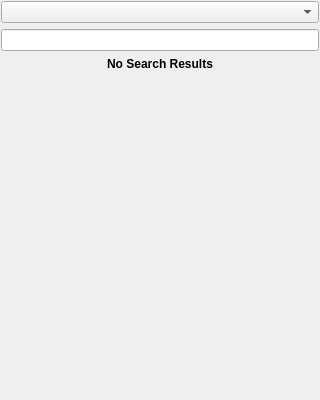
This is src/searchwidget_base.ui in KDE/choqok as Qt 5 draws it before an edit. The edited form follows.
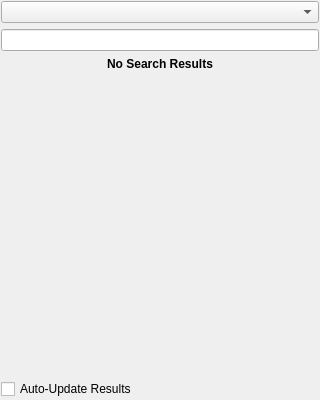
This is the edited form.

Commit message: Patch from Stephen Henderson: This patch will enable automatic updating of search results on an open search window if the user has the update timer enabled. It also gives users the ability to use F5 to update the search results and CTRL+R to mark all of the search results as read.

Patch:
```diff
--- a/src/searchwidget_base.ui
+++ b/src/searchwidget_base.ui
@@ -8,7 +8,7 @@
   <property name="geometry">
    <rect>
     <x>0</x>
-    <y>129</y>
+    <y>120</y>
     <width>320</width>
     <height>400</height>
    </rect>
@@ -108,6 +108,13 @@
      </property>
     </widget>
    </item>
+   <item row="4" column="0">
+    <widget class="QCheckBox" name="chkAutoUpdate" >
+     <property name="text" >
+      <string>Auto-Update Results</string>
+     </property>
+    </widget>
+   </item>
   </layout>
  </widget>
  <layoutdefault spacing="6" margin="11"/>
```
The commit also changes 8 other files.
